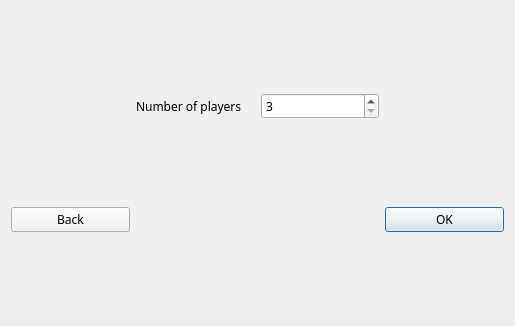
First picture: the form in Diplomacy/forms/numberwindow.ui, repository ulquiorra68/Diplomacy, before the edit.
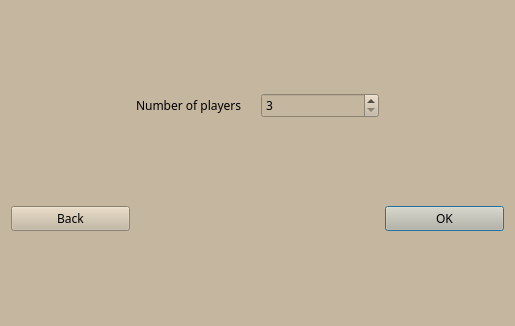
Second picture: the form after the edit.

Diff of the .ui file:
```diff
--- a/Diplomacy/forms/numberwindow.ui
+++ b/Diplomacy/forms/numberwindow.ui
@@ -13,6 +13,9 @@
   <property name="windowTitle">
    <string>Dialog</string>
   </property>
+  <property name="styleSheet">
+   <string notr="true">background-color: #c4b69f;</string>
+  </property>
   <layout class="QGridLayout" name="gridLayout">
    <item row="0" column="1">
     <widget class="QLabel" name="label">
```
